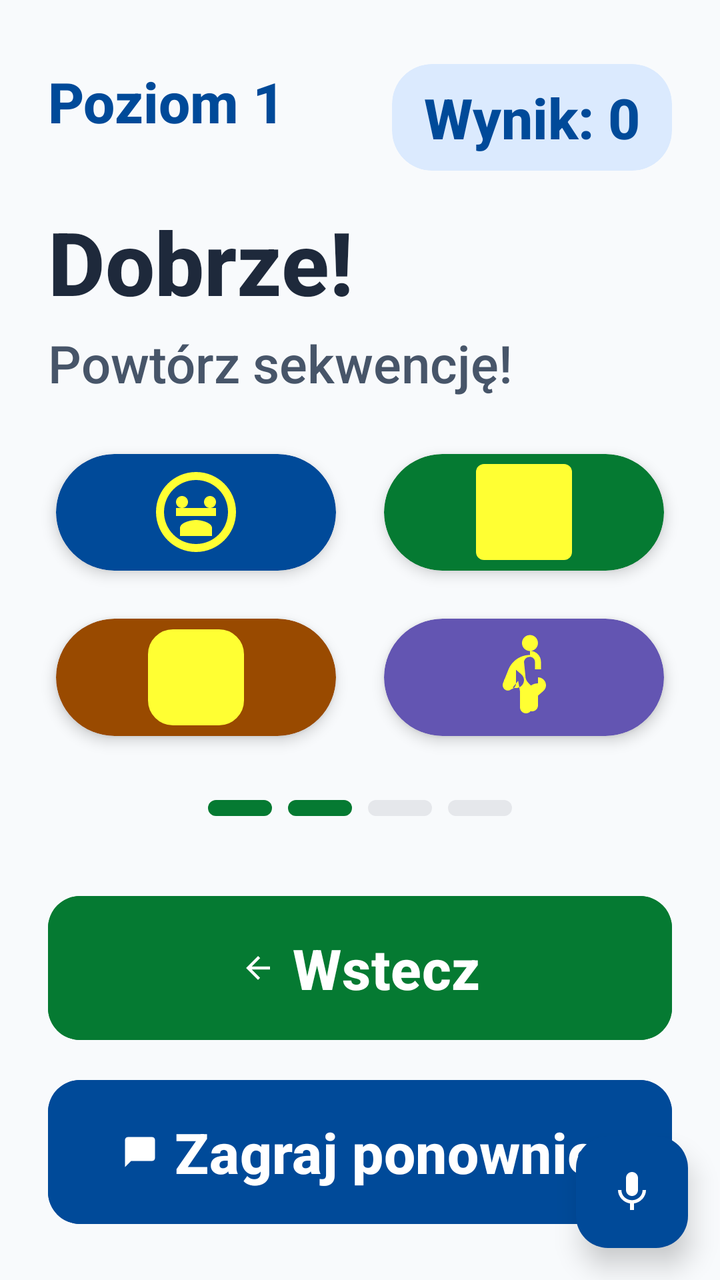
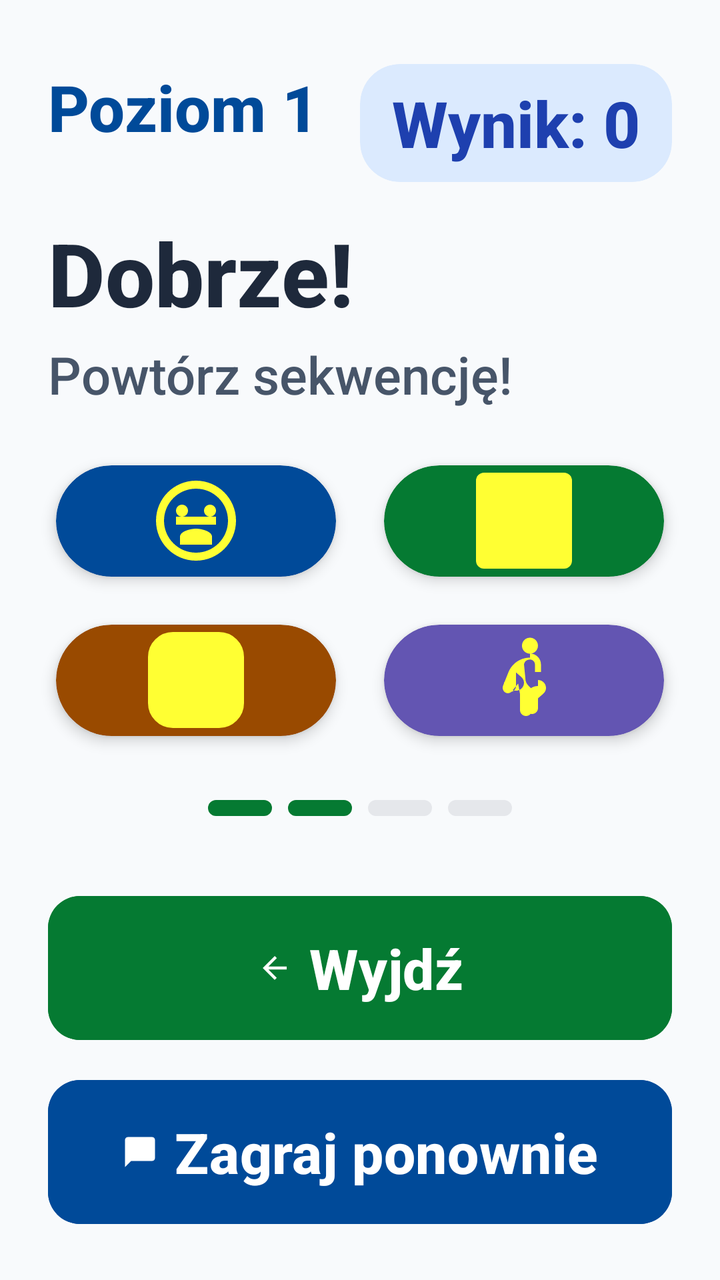

An Android layout rendered at two revisions. The XML below is the earlier revision; the diff shows what the commit changed to produce the second picture.
<!-- AndroidManifest.xml: application theme Theme.Fitnessapp -->
<!-- res/layout/activity_color_tap.xml -->
<?xml version="1.0" encoding="utf-8"?>
<androidx.constraintlayout.widget.ConstraintLayout xmlns:android="http://schemas.android.com/apk/res/android"
 xmlns:app="http://schemas.android.com/apk/res-auto"
 android:layout_width="match_parent"
 android:layout_height="match_parent"
 android:background="#F8FAFC">

 
 <LinearLayout
 android:id="@+id/header_stats"
 android:layout_width="match_parent"
 android:layout_height="wrap_content"
 android:paddingHorizontal="24dp"
 android:paddingTop="32dp"
 android:orientation="horizontal"
 app:layout_constraintTop_toTopOf="parent">

 <TextView
 android:id="@+id/tv_level"
 android:layout_width="0dp"
 android:layout_height="wrap_content"
 android:layout_weight="1"
 android:text="Poziom 1"
 android:textColor="#004A99"
 android:textSize="28sp"
 android:textStyle="bold" />

 <androidx.cardview.widget.CardView
 android:layout_width="wrap_content"
 android:layout_height="wrap_content"
 app:cardCornerRadius="20dp"
 app:cardElevation="0dp"
 app:cardBackgroundColor="#DBEAFE">
 <TextView
 android:id="@+id/tv_score"
 android:layout_width="wrap_content"
 android:layout_height="wrap_content"
 android:paddingHorizontal="16dp"
 android:paddingVertical="8dp"
 android:text="Wynik: 0"
 android:textColor="#004A99"
 android:textSize="28sp"
 android:textStyle="bold" />
 </androidx.cardview.widget.CardView>
 </LinearLayout>

 <TextView
 android:id="@+id/tv_title"
 android:layout_width="0dp"
 android:layout_height="wrap_content"
 android:layout_marginStart="24dp"
 android:layout_marginEnd="24dp"
 android:layout_marginTop="16dp"
 android:text="Dobrze!"
 android:textColor="#1E293B"
 android:textSize="44sp"
 android:textStyle="bold"
 app:layout_constraintStart_toStartOf="parent"
 app:layout_constraintEnd_toEndOf="parent"
 app:layout_constraintTop_toBottomOf="@id/header_stats" />

 <TextView
 android:id="@+id/tv_instruction"
 android:layout_width="0dp"
 android:layout_height="wrap_content"
 android:layout_marginStart="24dp"
 android:layout_marginEnd="24dp"
 android:layout_marginTop="4dp"
 android:text="Powtórz sekwencję!"
 android:textColor="#475569"
 android:textSize="26sp"
 android:fontFamily="sans-serif-medium"
 app:layout_constraintStart_toStartOf="parent"
 app:layout_constraintEnd_toEndOf="parent"
 app:layout_constraintTop_toBottomOf="@id/tv_title" />

 
 <LinearLayout
 android:id="@+id/container_grid"
 android:layout_width="match_parent"
 android:layout_height="0dp"
 android:layout_margin="16dp"
 android:orientation="vertical"
 app:layout_constraintTop_toBottomOf="@id/tv_instruction"
 app:layout_constraintBottom_toTopOf="@id/indicator_container">

 <LinearLayout
 android:layout_width="match_parent"
 android:layout_height="0dp"
 android:layout_weight="1"
 android:orientation="horizontal">

 <androidx.cardview.widget.CardView
 android:id="@+id/tile_1"
 android:layout_width="0dp"
 android:layout_height="match_parent"
 android:layout_weight="1"
 android:layout_margin="12dp"
 app:cardCornerRadius="32dp"
 app:cardElevation="4dp"
 app:cardBackgroundColor="#004A99">
 <ImageView
 android:layout_width="48dp"
 android:layout_height="48dp"
 android:layout_gravity="center"
 android:src="@drawable/ic_onboarding_2"
 app:tint="#FFFFFF33" />
 </androidx.cardview.widget.CardView>

 <androidx.cardview.widget.CardView
 android:id="@+id/tile_2"
 android:layout_width="0dp"
 android:layout_height="match_parent"
 android:layout_weight="1"
 android:layout_margin="12dp"
 app:cardCornerRadius="32dp"
 app:cardElevation="4dp"
 app:cardBackgroundColor="#057A32">
 <View
 android:layout_width="48dp"
 android:layout_height="48dp"
 android:layout_gravity="center"
 android:background="@drawable/bg_indicator_active"
 android:backgroundTint="#FFFFFF33" />
 </androidx.cardview.widget.CardView>
 </LinearLayout>

 <LinearLayout
 android:layout_width="match_parent"
 android:layout_height="0dp"
 android:layout_weight="1"
 android:orientation="horizontal">

 <androidx.cardview.widget.CardView
 android:id="@+id/tile_3"
 android:layout_width="0dp"
 android:layout_height="match_parent"
 android:layout_weight="1"
 android:layout_margin="12dp"
 app:cardCornerRadius="32dp"
 app:cardElevation="4dp"
 app:cardBackgroundColor="#994A00">
 <View
 android:layout_width="48dp"
 android:layout_height="48dp"
 android:layout_gravity="center"
 android:background="@drawable/bg_checkbox_onboarding"
 android:backgroundTint="#FFFFFF33" />
 </androidx.cardview.widget.CardView>

 <androidx.cardview.widget.CardView
 android:id="@+id/tile_4"
 android:layout_width="0dp"
 android:layout_height="match_parent"
 android:layout_weight="1"
 android:layout_margin="12dp"
 app:cardCornerRadius="32dp"
 app:cardElevation="4dp"
 app:cardBackgroundColor="#6355B2">
 <ImageView
 android:layout_width="48dp"
 android:layout_height="48dp"
 android:layout_gravity="center"
 android:src="@drawable/ic_onboarding_1"
 app:tint="#FFFFFF33" />
 </androidx.cardview.widget.CardView>
 </LinearLayout>
 </LinearLayout>

 
 <LinearLayout
 android:id="@+id/indicator_container"
 android:layout_width="match_parent"
 android:layout_height="wrap_content"
 android:gravity="center"
 android:orientation="horizontal"
 android:layout_marginBottom="32dp"
 app:layout_constraintBottom_toTopOf="@id/btn_back_game">

 <View android:layout_width="32dp" android:layout_height="8dp" android:layout_margin="4dp" android:background="@drawable/bg_indicator_active" android:backgroundTint="#057A32" />
 <View android:layout_width="32dp" android:layout_height="8dp" android:layout_margin="4dp" android:background="@drawable/bg_indicator_active" android:backgroundTint="#057A32" />
 <View android:layout_width="32dp" android:layout_height="8dp" android:layout_margin="4dp" android:background="@drawable/bg_indicator_inactive" />
 <View android:layout_width="32dp" android:layout_height="8dp" android:layout_margin="4dp" android:background="@drawable/bg_indicator_inactive" />
 </LinearLayout>

 
 <Button
 android:id="@+id/btn_back_game"
 android:layout_width="match_parent"
 android:layout_height="80dp"
 android:layout_marginHorizontal="24dp"
 android:layout_marginBottom="12dp"
 android:backgroundTint="#057A32"
 android:text="Wstecz"
 android:textAllCaps="false"
 android:textColor="@color/white"
 android:textSize="28sp"
 android:fontFamily="sans-serif-medium"
 android:textStyle="bold"
 app:icon="@drawable/ic_back"
 app:iconGravity="textStart"
 app:iconTint="@color/white"
 app:cornerRadius="16dp"
 app:layout_constraintBottom_toTopOf="@id/btn_restart" />

 <Button
 android:id="@+id/btn_restart"
 android:layout_width="match_parent"
 android:layout_height="80dp"
 android:layout_marginHorizontal="24dp"
 android:layout_marginBottom="24dp"
 android:backgroundTint="#004A99"
 android:text="Zagraj ponownie"
 android:textAllCaps="false"
 android:textColor="@color/white"
 android:textSize="28sp"
 android:fontFamily="sans-serif-medium"
 android:textStyle="bold"
 app:icon="@drawable/ic_chat"
 app:iconGravity="textStart"
 app:iconTint="@color/white"
 app:cornerRadius="16dp"
 app:layout_constraintBottom_toBottomOf="parent" />

 <com.google.android.material.floatingactionbutton.FloatingActionButton
 android:id="@+id/fab_mic"
 android:layout_width="wrap_content"
 android:layout_height="wrap_content"
 android:layout_margin="16dp"
 android:contentDescription="Nagrywanie głosu"
 android:src="@drawable/ic_mic"
 app:backgroundTint="#004A99"
 app:tint="#FFFFFF"
 app:fabSize="normal"
 app:elevation="8dp"
 app:layout_constraintBottom_toBottomOf="parent"
 app:layout_constraintEnd_toEndOf="parent" />

</androidx.constraintlayout.widget.ConstraintLayout>
<!-- resources referenced by this layout -->
<resources>
  <color name="white">#FFFFFFFF</color>
  <!-- drawable bg_checkbox_onboarding (drawable) -->
  <?xml version="1.0" encoding="utf-8"?>
  <selector xmlns:android="http://schemas.android.com/apk/res/android">
      <item android:state_checked="true">
          <shape>
              <solid android:color="#EBF2FF" />
              <stroke android:width="2dp" android:color="@color/blue_primary" />
              <corners android:radius="12dp" />
          </shape>
      </item>
      <item>
          <shape>
              <solid android:color="@color/white" />
              <stroke android:width="1dp" android:color="#E5E7EB" />
              <corners android:radius="12dp" />
          </shape>
      </item>
  </selector>
  <!-- drawable bg_indicator_active (drawable) -->
  <?xml version="1.0" encoding="utf-8"?>
  <shape xmlns:android="http://schemas.android.com/apk/res/android"
      android:shape="rectangle">
      <solid android:color="@color/blue_primary" />
      <corners android:radius="4dp" />
  </shape>
  <!-- drawable bg_indicator_inactive (drawable) -->
  <?xml version="1.0" encoding="utf-8"?>
  <shape xmlns:android="http://schemas.android.com/apk/res/android"
      android:shape="rectangle">
      <solid android:color="#E5E7EB" />
      <corners android:radius="4dp" />
  </shape>
  <!-- drawable ic_back (drawable) -->
  <vector xmlns:android="http://schemas.android.com/apk/res/android"
      android:width="24dp"
      android:height="24dp"
      android:viewportWidth="24"
      android:viewportHeight="24">
      <path
          android:fillColor="#000000"
          android:pathData="M20,11H7.83l5.59,-5.59L12,4l-8,8 8,8 1.41,-1.41L7.83,13H20v-2z"/>
  </vector>
  <!-- drawable ic_chat (drawable) -->
  <vector xmlns:android="http://schemas.android.com/apk/res/android"
      android:width="24dp"
      android:height="24dp"
      android:viewportWidth="24"
      android:viewportHeight="24">
      <path
          android:fillColor="#FF000000"
          android:pathData="M20,2H4C2.9,2 2,2.9 2,4V22L6,18H20C21.1,18 22,17.1 22,16V4C22,2.9 21.1,2 20,2Z" />
  </vector>
  <!-- drawable ic_mic (drawable) -->
  <vector xmlns:android="http://schemas.android.com/apk/res/android"
      android:width="24dp"
      android:height="24dp"
      android:viewportWidth="24"
      android:viewportHeight="24">
      <path
          android:fillColor="#1A5DFF"
          android:pathData="M12,14c1.66,0 3,-1.34 3,-3V5c0,-1.66 -1.34,-3 -3,-3S9,3.34 9,5v6C9,12.66 10.34,14 12,14zM17.3,11c0,3 -2.54,5.1 -5.3,5.1S6.7,14 6.7,11H5c0,3.41 2.72,6.23 6,6.72V21h2v-3.28c3.28,-0.49 6,-3.31 6,-6.72H17.3z"/>
  </vector>
  <!-- drawable ic_onboarding_2 (drawable) -->
  <vector xmlns:android="http://schemas.android.com/apk/res/android"
      android:width="120dp"
      android:height="120dp"
      android:viewportWidth="24"
      android:viewportHeight="24">
      <path
          android:fillColor="@color/purple_icon"
          android:pathData="M12,2C6.48,2 2,6.48 2,12s4.48,10 10,10 10,-4.48 10,-10S17.52,2 12,2zm0,18c-4.41,0 -8,-3.59 -8,-8s3.59,-8 8,-8 8,3.59 8,8 -3.59,8 -8,8zm-5,-9h10v2H7zM12,14c-1.33,0 -4,0.67 -4,2v2h8v-2c0,-1.33 -2.67,-2 -4,-2zM8.5,8c0.83,0 1.5,0.67 1.5,1.5S9.33,11 8.5,11 7,10.33 7,9.5 7.67,8 8.5,8zm7,0c0.83,0 1.5,0.67 1.5,1.5s-0.67,1.5 -1.5,1.5 -1.5,-0.67 -1.5,-1.5 0.67,-1.5 1.5,-1.5z" />
  </vector>
  <style name="Theme.Fitnessapp" parent="Base.Theme.Fitnessapp" />
  <color name="blue_primary">#2563EB</color>
  <color name="green_icon">#059669</color>
  <color name="purple_icon">#7C3AED</color>
  <style name="Base.Theme.Fitnessapp" parent="Theme.Material3.Light.NoActionBar">
          
          <item name="android:fontFamily">sans-serif-medium</item>
          <item name="android:textAllCaps">false</item>
          <item name="android:textColor">#0F172A</item>
          <item name="android:windowBackground">#F8FAFC</item>
      </style>
  <!-- unchanged entries left out for length: 1 -->
</resources>

<!-- the commit's change to res/layout/activity_color_tap.xml (unified diff, before → after) -->
@@ -22,7 +22,7 @@
  android:layout_weight="1"
  android:text="Poziom 1"
  android:textColor="#004A99"
- android:textSize="28sp"
+ android:textSize="32sp"
  android:textStyle="bold" />
 
  <androidx.cardview.widget.CardView
@@ -38,8 +38,8 @@
  android:paddingHorizontal="16dp"
  android:paddingVertical="8dp"
  android:text="Wynik: 0"
- android:textColor="#004A99"
- android:textSize="28sp"
+ android:textColor="#1E40AF"
+ android:textSize="32sp"
  android:textStyle="bold" />
  </androidx.cardview.widget.CardView>
  </LinearLayout>
@@ -191,7 +191,7 @@
  android:layout_marginHorizontal="24dp"
  android:layout_marginBottom="12dp"
  android:backgroundTint="#057A32"
- android:text="Wstecz"
+ android:text="Wyjdź"
  android:textAllCaps="false"
  android:textColor="@color/white"
  android:textSize="28sp"
@@ -222,18 +222,4 @@
  app:cornerRadius="16dp"
  app:layout_constraintBottom_toBottomOf="parent" />
 
- <com.google.android.material.floatingactionbutton.FloatingActionButton
- android:id="@+id/fab_mic"
- android:layout_width="wrap_content"
- android:layout_height="wrap_content"
- android:layout_margin="16dp"
- android:contentDescription="Nagrywanie głosu"
- android:src="@drawable/ic_mic"
- app:backgroundTint="#004A99"
- app:tint="#FFFFFF"
- app:fabSize="normal"
- app:elevation="8dp"
- app:layout_constraintBottom_toBottomOf="parent"
- app:layout_constraintEnd_toEndOf="parent" />
-
 </androidx.constraintlayout.widget.ConstraintLayout>
<!-- resource entries referenced after the edit -->
@@ -53,16 +53,6 @@
           android:fillColor="#FF000000"
           android:pathData="M20,2H4C2.9,2 2,2.9 2,4V22L6,18H20C21.1,18 22,17.1 22,16V4C22,2.9 21.1,2 20,2Z" />
   </vector>
-  <!-- drawable ic_mic (drawable) -->
-  <vector xmlns:android="http://schemas.android.com/apk/res/android"
-      android:width="24dp"
-      android:height="24dp"
-      android:viewportWidth="24"
-      android:viewportHeight="24">
-      <path
-          android:fillColor="#1A5DFF"
-          android:pathData="M12,14c1.66,0 3,-1.34 3,-3V5c0,-1.66 -1.34,-3 -3,-3S9,3.34 9,5v6C9,12.66 10.34,14 12,14zM17.3,11c0,3 -2.54,5.1 -5.3,5.1S6.7,14 6.7,11H5c0,3.41 2.72,6.23 6,6.72V21h2v-3.28c3.28,-0.49 6,-3.31 6,-6.72H17.3z"/>
-  </vector>
   <!-- drawable ic_onboarding_2 (drawable) -->
   <vector xmlns:android="http://schemas.android.com/apk/res/android"
       android:width="120dp"
